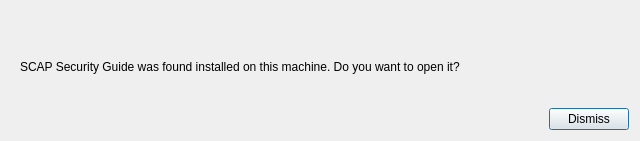
Before: the Qt Designer form ui/SSGIntegrationDialog.ui in OpenSCAP/scap-workbench, drawn with Qt 5.
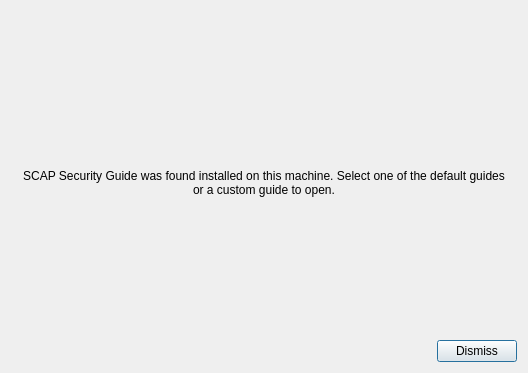
After: the same form once the commit is applied.

Commit message: Changed wording and layout of the SSG integration dialog

The edit to the form file:
```diff
--- a/ui/SSGIntegrationDialog.ui
+++ b/ui/SSGIntegrationDialog.ui
@@ -6,8 +6,8 @@
    <rect>
     <x>0</x>
     <y>0</y>
-    <width>640</width>
-    <height>141</height>
+    <width>528</width>
+    <height>373</height>
    </rect>
   </property>
   <property name="windowTitle">
@@ -31,12 +31,21 @@
         <property name="alignment">
          <set>Qt::AlignCenter</set>
         </property>
+        <property name="wordWrap">
+         <bool>true</bool>
+        </property>
        </widget>
       </item>
       <item>
        <widget class="QLabel" name="label">
         <property name="text">
-         <string>SCAP Security Guide was found installed on this machine. Do you want to open it?</string>
+         <string>SCAP Security Guide was found installed on this machine. Select one of the default guides or a custom guide to open.</string>
+        </property>
+        <property name="alignment">
+         <set>Qt::AlignCenter</set>
+        </property>
+        <property name="wordWrap">
+         <bool>true</bool>
         </property>
         <property name="margin">
          <number>5</number>
```
